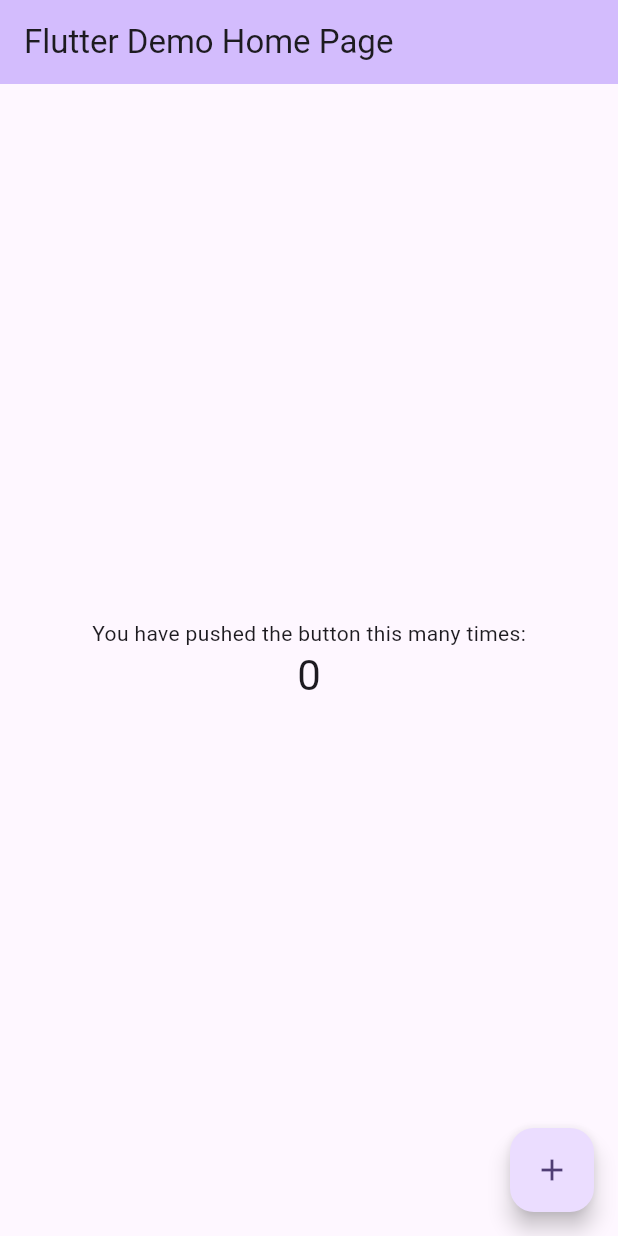
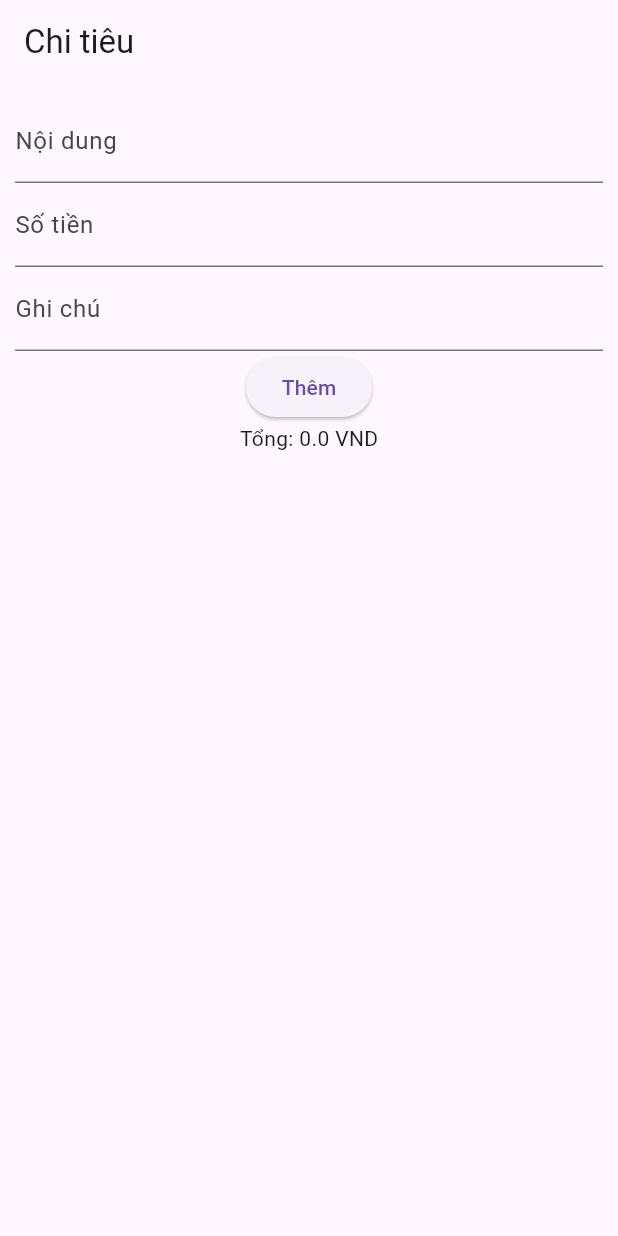
Before and after one commit to nguyenhoangkhang-2010/mobile-programming-week6-baitap4, a Flutter app: the screen it shows after launch, on a phone screen of 412 x 824 dp. Run offline on Flutter 3.47's test engine with Material 3 defaults, Android fonts, the phone set to English and light mode, and no system bars; our stand-ins replace sqflite; accounts and stored records are empty.

Commit message:
update screen and connect sqflite

```diff
--- a/lib/main.dart
+++ b/lib/main.dart
@@ -1,4 +1,5 @@
 import 'package:flutter/material.dart';
+import 'package:app_week_6_bt4/screens/expense_screen.dart';
 
 void main() {
   runApp(const MyApp());
@@ -7,116 +8,13 @@ void main() {
 class MyApp extends StatelessWidget {
   const MyApp({super.key});
 
-  // This widget is the root of your application.
   @override
   Widget build(BuildContext context) {
     return MaterialApp(
-      title: 'Flutter Demo',
-      theme: ThemeData(
-        // This is the theme of your application.
-        //
-        // TRY THIS: Try running your application with "flutter run". You'll see
-        // the application has a purple toolbar. Then, without quitting the app,
-        // try changing the seedColor in the colorScheme below to Colors.green
-        // and then invoke "hot reload" (save your changes or press the "hot
-        // reload" button in a Flutter-supported IDE, or press "r" if you used
-        // the command line to start the app).
-        //
-        // Notice that the counter didn't reset back to zero; the application
-        // state is not lost during the reload. To reset the state, use hot
-        // restart instead.
-        //
-        // This works for code too, not just values: Most code changes can be
-        // tested with just a hot reload.
-        colorScheme: .fromSeed(seedColor: Colors.deepPurple),
-      ),
-      home: const MyHomePage(title: 'Flutter Demo Home Page'),
+      debugShowCheckedModeBanner: false,
+      title: 'Quản lý chi tiêu',
+      theme: ThemeData(),
+      home: ExpenseScreen(),
     );
   }
 }
-
-class MyHomePage extends StatefulWidget {
-  const MyHomePage({super.key, required this.title});
-
-  // This widget is the home page of your application. It is stateful, meaning
-  // that it has a State object (defined below) that contains fields that affect
-  // how it looks.
-
-  // This class is the configuration for the state. It holds the values (in this
-  // case the title) provided by the parent (in this case the App widget) and
-  // used by the build method of the State. Fields in a Widget subclass are
-  // always marked "final".
-
-  final String title;
-
-  @override
-  State<MyHomePage> createState() => _MyHomePageState();
-}
-
-class _MyHomePageState extends State<MyHomePage> {
-  int _counter = 0;
-
-  void _incrementCounter() {
-    setState(() {
-      // This call to setState tells the Flutter framework that something has
-      // changed in this State, which causes it to rerun the build method below
-      // so that the display can reflect the updated values. If we changed
-      // _counter without calling setState(), then the build method would not be
-      // called again, and so nothing would appear to happen.
-      _counter++;
-    });
-  }
-
-  @override
-  Widget build(BuildContext context) {
-    // This method is rerun every time setState is called, for instance as done
-    // by the _incrementCounter method above.
-    //
-    // The Flutter framework has been optimized to make rerunning build methods
-    // fast, so that you can just rebuild anything that needs updating rather
-    // than having to individually change instances of widgets.
-    return Scaffold(
-      appBar: AppBar(
-        // TRY THIS: Try changing the color here to a specific color (to
-        // Colors.amber, perhaps?) and trigger a hot reload to see the AppBar
-        // change color while the other colors stay the same.
-        backgroundColor: Theme.of(context).colorScheme.inversePrimary,
-        // Here we take the value from the MyHomePage object that was created by
-        // the App.build method, and use it to set our appbar title.
-        title: Text(widget.title),
-      ),
-      body: Center(
-        // Center is a layout widget. It takes a single child and positions it
-        // in the middle of the parent.
-        child: Column(
-          // Column is also a layout widget. It takes a list of children and
-          // arranges them vertically. By default, it sizes itself to fit its
-          // children horizontally, and tries to be as tall as its parent.
-          //
-          // Column has various properties to control how it sizes itself and
-          // how it positions its children. Here we use mainAxisAlignment to
-          // center the children vertically; the main axis here is the vertical
-          // axis because Columns are vertical (the cross axis would be
-          // horizontal).
-          //
-          // TRY THIS: Invoke "debug painting" (choose the "Toggle Debug Paint"
-          // action in the IDE, or press "p" in the console), to see the
-          // wireframe for each widget.
-          mainAxisAlignment: .center,
-          children: [
-            const Text('You have pushed the button this many times:'),
-            Text(
-              '$_counter',
-              style: Theme.of(context).textTheme.headlineMedium,
-            ),
-          ],
-        ),
-      ),
-      floatingActionButton: FloatingActionButton(
-        onPressed: _incrementCounter,
-        tooltip: 'Increment',
-        child: const Icon(Icons.add),
-      ),
-    );
-  }
-}
--- a/lib/screens/expense_screen.dart
+++ b/lib/screens/expense_screen.dart
@@ -0,0 +1,92 @@
+import 'package:flutter/material.dart';
+import '../models/expense.dart';
+import '../database/db_helper.dart';
+
+class ExpenseScreen extends StatefulWidget {
+  @override
+  _ExpenseScreenState createState() => _ExpenseScreenState();
+}
+
+class _ExpenseScreenState extends State<ExpenseScreen> {
+  List<Expense> danhSach = [];
+
+  final noiDungCtrl = TextEditingController();
+  final soTienCtrl = TextEditingController();
+  final ghiChuCtrl = TextEditingController();
+
+  @override
+  void initState() {
+    super.initState();
+    loadData();
+  }
+
+  // ===== LOAD DB =====
+  void loadData() async {
+    danhSach = await DBHelper.instance.getAll();
+    setState(() {});
+  }
+
+  // ===== THÊM =====
+  void them() async {
+    final expense = Expense(
+      noiDung: noiDungCtrl.text,
+      soTien: double.tryParse(soTienCtrl.text) ?? 0,
+      ghiChu: ghiChuCtrl.text,
+    );
+
+    await DBHelper.instance.insert(expense);
+    loadData();
+
+    noiDungCtrl.clear();
+    soTienCtrl.clear();
+    ghiChuCtrl.clear();
+  }
+
+  // ===== XÓA =====
+  void xoa(int id) async {
+    await DBHelper.instance.delete(id);
+    loadData();
+  }
+
+  double tongTien() {
+    return danhSach.fold(0, (sum, e) => sum + e.soTien);
+  }
+
+  @override
+  Widget build(BuildContext context) {
+    return Scaffold(
+      appBar: AppBar(title: Text("Chi tiêu")),
+      body: Padding(
+        padding: EdgeInsets.all(10),
+        child: Column(
+          children: [
+            TextField(controller: noiDungCtrl, decoration: InputDecoration(labelText: "Nội dung")),
+            TextField(controller: soTienCtrl, decoration: InputDecoration(labelText: "Số tiền"), keyboardType: TextInputType.number),
+            TextField(controller: ghiChuCtrl, decoration: InputDecoration(labelText: "Ghi chú")),
+
+            ElevatedButton(onPressed: them, child: Text("Thêm")),
+
+            Text("Tổng: ${tongTien()} VND"),
+
+            Expanded(
+              child: ListView.builder(
+                itemCount: danhSach.length,
+                itemBuilder: (context, index) {
+                  final e = danhSach[index];
+                  return ListTile(
+                    title: Text(e.noiDung),
+                    subtitle: Text("${e.soTien} - ${e.ghiChu}"),
+                    trailing: IconButton(
+                      icon: Icon(Icons.delete),
+                      onPressed: () => xoa(e.id!),
+                    ),
+                  );
+                },
+              ),
+            )
+          ],
+        ),
+      ),
+    );
+  }
+}
```
Also changed, not shown: lib/database/db_helper.dart (+61 -0 lines).
